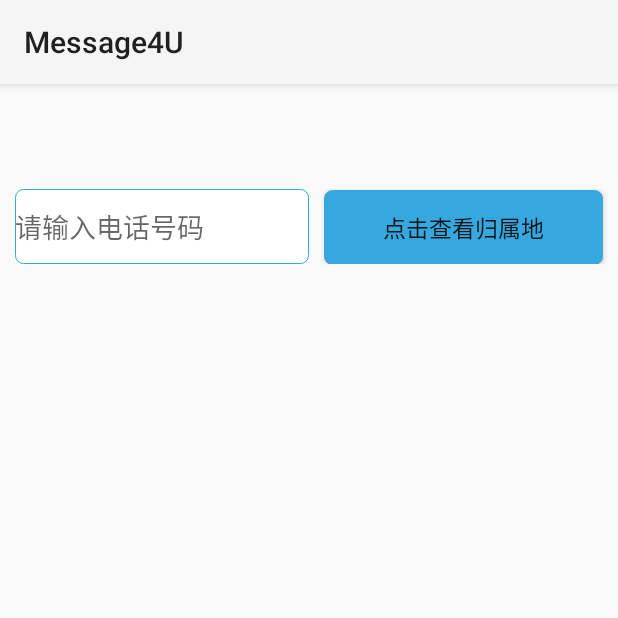
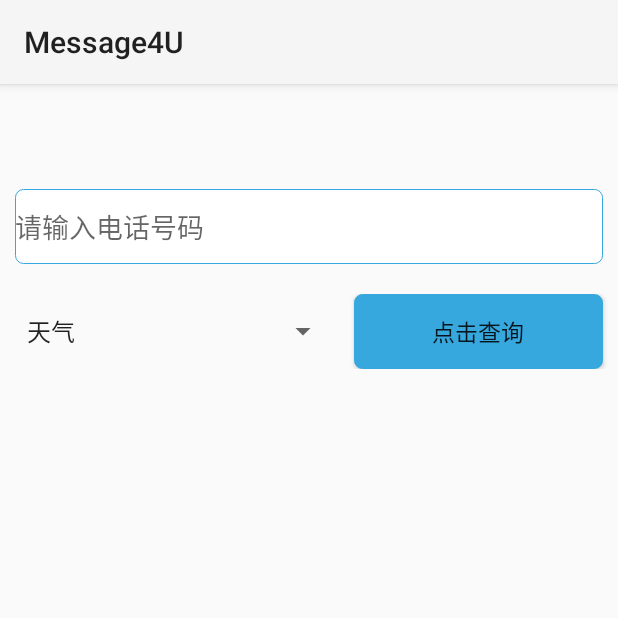
Before and after one commit to misnearzhang/imm_client_master, an Android app: the fragment AssistantFragment shown on its own in the app's theme, on a phone screen of 412 x 824 dp, the top half of it. Run offline under Robolectric (Android 15) with nearby library versions, the phone set to English and light mode, and no system bars; 1 statement that could not run was skipped.

Commit message:
2015-4-13 first commit

```diff
--- a/app/src/main/java/com/syuct/zhanglong/message4u/AssistantFragment.java
+++ b/app/src/main/java/com/syuct/zhanglong/message4u/AssistantFragment.java
@@ -2,46 +2,122 @@ package com.syuct.zhanglong.message4u;
 
 import android.app.Fragment;
 import android.os.Bundle;
+import android.util.Log;
 import android.view.LayoutInflater;
+import android.view.MotionEvent;
 import android.view.View;
 import android.view.ViewGroup;
+import android.widget.AdapterView;
+import android.widget.ArrayAdapter;
 import android.widget.Button;
 import android.widget.EditText;
+import android.widget.Spinner;
 import android.widget.TextView;
 import android.widget.Toast;
+
+import java.util.ArrayList;
+import java.util.List;
+
+import javax.crypto.spec.DESedeKeySpec;
 
 
 public class AssistantFragment extends Fragment {
 
-    TextView result=null;
-    EditText edittel=null;
+    private List<String> list = new ArrayList<String>();
+    private Spinner spinner;
+    private ArrayAdapter<String> adapter;
+    private int selectType;
+    TextView result =   null;
+    EditText editer =   null;
+    private View view;
 	@Override
-	public void onCreate(Bundle savedInstanceState) {
-            super.onCreate(savedInstanceState);
+	public void onCreate(Bundle savedInstanceState)  {
+        super.onCreate(savedInstanceState);
 	}
 
 	@Override
-	public View onCreateView(LayoutInflater inflater, ViewGroup container,
-			Bundle savedInstanceState) {
-        View view=inflater.inflate(R.layout.assistant_fragment,null);
-        Button button=(Button)view.findViewById(R.id.search_tel);
-        edittel=(EditText)view.findViewById(R.id.edit_tel);
-        result=(TextView)view.findViewById(R.id.search_result);
-        button.setOnClickListener(new View.OnClickListener() {
-            @Override
-            public void onClick(View v) {
-                Toast t = Toast.makeText(getActivity().getApplicationContext(), "点击生活助手的按钮", Toast.LENGTH_SHORT);
-                t.show();
-                //result.setText("多云");
-                result.append(edittel.getText());
-                result.setVisibility(View.VISIBLE);
-            }
-        });
-		return view;
+	public View onCreateView(LayoutInflater inflater,
+                             ViewGroup container,
+			                 Bundle savedInstanceState){
+         view=inflater.inflate(R.layout.assistant_fragment, null);
+
+        return view;
 	}
 	@Override
 	public void onActivityCreated(Bundle savedInstanceState) {
 		super.onActivityCreated(savedInstanceState);
+
+        Button button=(Button)view.findViewById(R.id.search_tel);
+        editer=(EditText)view.findViewById(R.id.edit_tel);
+        result=(TextView)view.findViewById(R.id.search_result);
+        spinner=(Spinner)view.findViewById(R.id.select_type);
+
+        button.setOnClickListener(new View.OnClickListener() {
+
+            @Override
+            public void onClick(View v) {
+                switch (selectType) {
+                    case -1:
+                        Toast t = Toast.makeText(getActivity().getApplicationContext(),
+                                                "请选择一项功能",
+                                                Toast.LENGTH_SHORT);
+                        t.show();
+                        break;
+                    case 0:
+                        Toast t2 = Toast.makeText(getActivity().getApplicationContext(),
+                                                  "选择天气",
+                                                  Toast.LENGTH_SHORT);
+                        t2.show();
+                        break;
+                    case 1:
+                        Toast t3 = Toast.makeText(getActivity().getApplicationContext(),
+                                                  "查看来电归属地",
+                                                  Toast.LENGTH_SHORT);
+                        t3.show();
+                        break;
+                    default:
+                        break;
+                }
+
+
+                result.append(editer.getText());
+                result.setVisibility(View.VISIBLE);
+            }
+        });
+
+
+        list.add("天气");
+        list.add("来电归属地");
+        adapter = new ArrayAdapter<String>(getActivity(), android.R.layout.simple_spinner_item, list);
+        adapter.setDropDownViewResource(android.R.layout.simple_spinner_dropdown_item);
+        spinner.setAdapter(adapter);
+        spinner.setOnItemSelectedListener(new Spinner.OnItemSelectedListener(){
+
+            public void onItemSelected(AdapterView<?> arg0, View arg1, int arg2, long arg3) {
+                selectType=arg2;//0,1,2
+                arg0.setVisibility(View.VISIBLE);
+            }
+
+            public void onNothingSelected(AdapterView<?> arg0) {
+                selectType=-1;
+                arg0.setVisibility(View.VISIBLE);
+            }
+        });
+        /*下拉菜单弹出的内容选项触屏事件处理*/
+        spinner.setOnTouchListener(new Spinner.OnTouchListener() {
+            public boolean onTouch(View v, MotionEvent event) {
+
+                return false;
+            }
+        });
+        /*下拉菜单弹出的内容选项焦点改变事件处理*/
+        spinner.setOnFocusChangeListener(new Spinner.OnFocusChangeListener() {
+            public void onFocusChange(View v, boolean hasFocus) {
+                if (hasFocus == false) {
+
+                }
+            }
+        });
 	}
 
 }
--- a/app/src/main/res/layout/assistant_fragment.xml
+++ b/app/src/main/res/layout/assistant_fragment.xml
@@ -13,28 +13,47 @@
     <LinearLayout
         android:layout_marginTop="20dp"
         android:layout_height="50dp"
+        android:layout_width="fill_parent">
+        <EditText
+            android:layout_weight="3"
+            android:id="@+id/edit_tel"
+            android:layout_marginRight="10dp"
+            android:layout_height="50dp"
+            android:layout_width="40dp"
+            android:layout_marginLeft="10dp"
+            android:hint="@string/telephone"
+            android:background="@drawable/roundbluewhite"
+            />
+        </LinearLayout>
+
+    <LinearLayout
+        android:layout_marginTop="20dp"
+        android:layout_height="50dp"
         android:layout_width="fill_parent"
         android:orientation="horizontal">
 
-        <EditText
-            android:id="@+id/edit_tel"
-            android:layout_height="50dp"
-            android:layout_width="fill_parent"
+
+        <Spinner
+
             android:layout_marginLeft="10dp"
-            android:hint="@string/telephone"
+            android:id="@+id/select_type"
+            android:layout_width="60dp"
+            android:layout_height="wrap_content"
+            android:layout_weight="2"
+            >
+            </Spinner>
+
+
+        <Button
             android:layout_weight="1"
-            android:background="@drawable/roundbluewhite"
-            />
-        <Button
             android:id="@+id/search_tel"
-            android:layout_weight="1"
             android:layout_marginLeft="10dp"
             android:layout_marginRight="10dp"
             android:background="@drawable/roundblueblue"
-            android:layout_width="fill_parent"
+            android:layout_width="wrap_content"
             android:layout_height="50dp"
             android:textSize="15sp"
-            android:text="点击查看归属地"/>
+            android:text="点击查询"/>
         </LinearLayout>
     <LinearLayout
         android:layout_width="fill_parent"
```
Also changed, not shown: app/src/main/java/com/syuct/zhanglong/bean/Paremeter.java (added, +25 -0 lines), app/src/main/java/com/syuct/zhanglong/http/HttpRequest.java (deleted, +0 -14 lines), app/src/main/java/com/syuct/zhanglong/http/HttpUtils.java (added, +43 -0 lines), app/src/main/java/com/syuct/zhanglong/http/Url.java (added, +34 -0 lines), app/src/main/java/com/syuct/zhanglong/http/UrlBase.java (added, +10 -0 lines), app/src/main/java/com/syuct/zhanglong/message4u/FriendlistFragment.java (+31 -31 lines), app/src/main/java/com/syuct/zhanglong/message4u/IndexActivity.java (+11 -6 lines), app/src/main/java/com/syuct/zhanglong/message4u/LoginActivity.java (+61 -14 lines).
